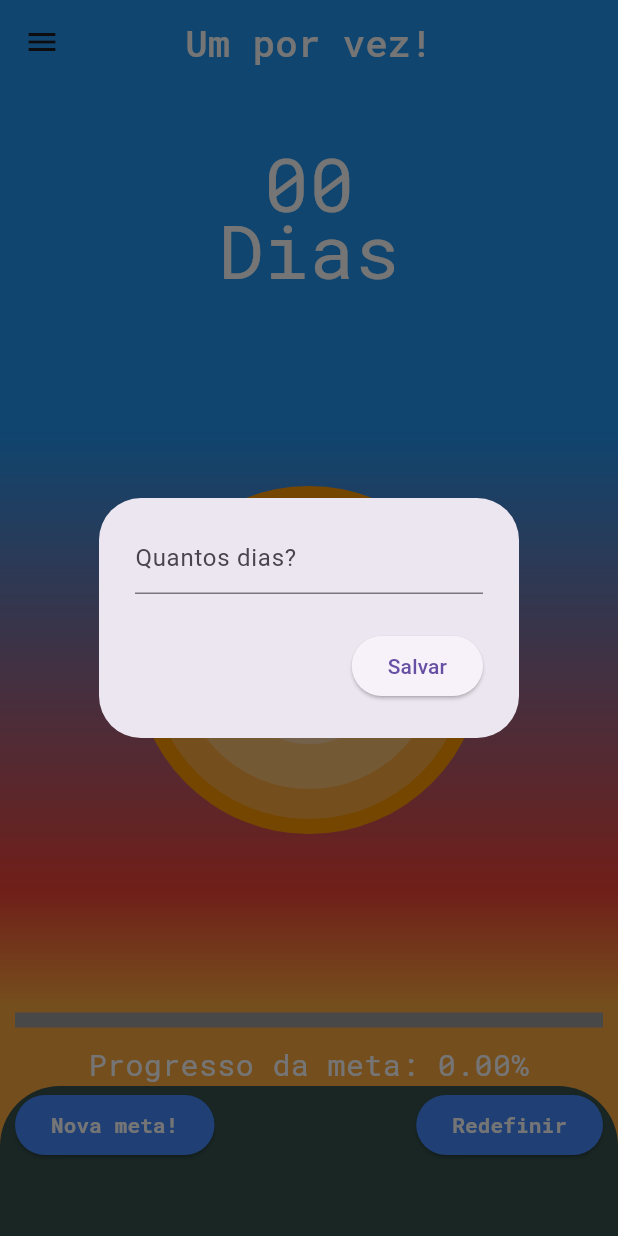
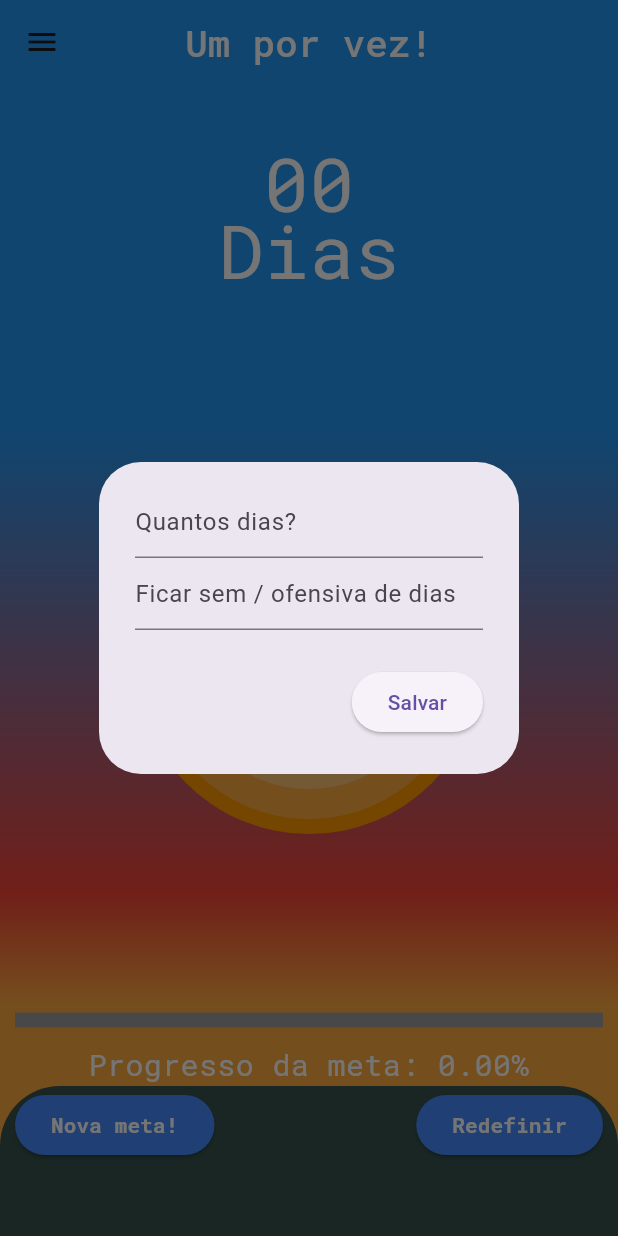
Before and after one commit to Igorruan23/umporvez, a Flutter app: the screen it shows after launch, after a tap on "Nova meta!", on a phone screen of 412 x 824 dp. Run offline on Flutter 3.47's test engine with Material 3 defaults, Android fonts, the light colour scheme and no system bars; our stand-ins replace google_fonts.

Commit message:
melhorias na pagina inicial

```diff
--- a/lib/view/MyApp_view.dart
+++ b/lib/view/MyApp_view.dart
@@ -1,13 +1,37 @@
+import 'package:flutter/cupertino.dart';
 import 'package:flutter/material.dart';
 import 'package:google_fonts/google_fonts.dart';
 import 'package:umporvez/view/Motivacao_page.dart';
 
-class HomePage extends StatelessWidget {
+class HomePage extends StatefulWidget {
+  @override
+  State<HomePage> createState() => _HomePageState();
+}
+
+class _HomePageState extends State<HomePage> {
   double _progress = 0.0;
+  late TextEditingController _dayController;
+  late TextEditingController _textController;
+  String selectedOption = '';
+
   @override
+  void dispose() {
+    _dayController.dispose();
+    _textController.dispose();
+    super.dispose();
+  }
+
+  //lista com as opções de escolha
+
+  @override
+  void initState() {
+    super.initState();
+
+    _dayController = TextEditingController();
+    _textController = TextEditingController();
+  }
+
   Widget build(BuildContext context) {
-
-    TextEditingController _controller = TextEditingController();
     return SafeArea(
       child: Scaffold(
         appBar: AppBar(
@@ -146,18 +170,30 @@ class HomePage extends StatelessWidget {
                               context: context,
                               builder: (BuildContext context) {
                                 return AlertDialog(
-                                  content: TextField(
-                                    controller: _controller,
+                                  content: Column(
+                                      mainAxisSize: MainAxisSize.min,
+                                      children: [
+                                        TextField(
+                                          controller: _dayController,
                                           keyboardType: TextInputType.number,
                                           decoration: InputDecoration(
                                               hintText: 'Quantos dias?'),
                                         ),
+                                        TextField(
+                                            controller: _textController,
+                                            keyboardType: TextInputType.text,
+                                            decoration: InputDecoration(
+                                                hintText:
+                                                    'Ficar sem / ofensiva de dias'))
+                                      ]),
                                   actions: <Widget>[
                                     ElevatedButton(
                                         onPressed: () {
-                                          String days = _controller.text;
+                                          String text = _textController.text;
+                                          String days = _dayController.text;
                                           Navigator.pop(context);
                                           print(days);
+                                          print(text);
                                         },
                                         child: Text('Salvar'))
                                   ],
@@ -192,17 +228,29 @@ class HomePage extends StatelessWidget {
             padding: EdgeInsets.zero,
             children: <Widget>[
               DrawerHeader(
-                decoration: BoxDecoration(color: Colors.blue),
+                decoration:
+                    BoxDecoration(color: Color.fromARGB(255, 36, 79, 114)),
                 child: Column(
                   mainAxisAlignment: MainAxisAlignment.center,
                   crossAxisAlignment: CrossAxisAlignment.center,
                   children: <Widget>[
-                    Text(
-                      "Vicio",
+                    TextButton(
+                      onPressed: () {
+                        _showOptionsDialog();
+                      },
+                      child: Container(
+                        decoration: BoxDecoration(
+                            color: Colors.white,
+                            borderRadius:
+                                BorderRadius.all(Radius.circular(45))),
+                        child: Text(
+                          "Meta/Vicio",
                           style: GoogleFonts.robotoMono(
-                          color: Colors.white,
+                              color: Colors.black,
                               fontWeight: FontWeight.w500,
                               fontSize: 25),
+                        ),
+                      ),
                     ),
                     Text(
                       "Dias",
@@ -269,4 +317,54 @@ class HomePage extends StatelessWidget {
       ),
     );
   }
+
+  //função para exibir opções de escolhas na tela lateral
+  Future<void> _showOptionsDialog() async {
+    return showDialog<void>(
+      context: context,
+      builder: (BuildContext context) {
+        return AlertDialog(
+          title: Text('Escolha uma opção'),
+          content: StatefulBuilder(
+            builder: (BuildContext context, StateSetter setState) {
+              return Column(
+                mainAxisSize: MainAxisSize.min,
+                children: <Widget>[
+                  RadioListTile<String>(
+                    title: const Text('Ficar sem por dias'),
+                    value: 'Ficar sem por dias',
+                    groupValue: selectedOption,
+                    onChanged: (value) {
+                      setState(() {
+                        selectedOption = value!;
+                      });
+                    },
+                  ),
+                  RadioListTile<String>(
+                    title: const Text('Fazer por dias'),
+                    value: 'Fazer por dias',
+                    groupValue: selectedOption,
+                    onChanged: (value) {
+                      setState(() {
+                        selectedOption = value!;
+                      });
+                    },
+                  ),
+                ],
+              );
+            },
+          ),
+          actions: <Widget>[
+            TextButton(
+              child: Text('OK'),
+              onPressed: () {
+                // Aqui você pode utilizar a opção selecionada (selectedOption)
+                Navigator.of(context).pop();
+              },
+            ),
+          ],
+        );
+      },
+    );
   }
+}
```
Lines whose indentation alone changed are shown as unchanged.
